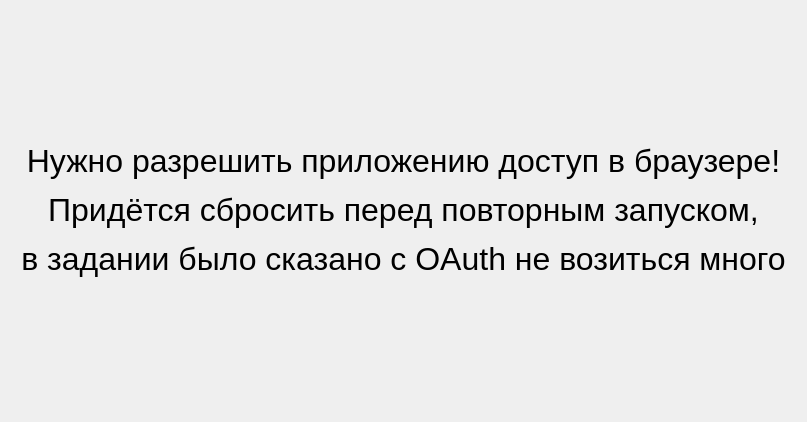
Old version of the form testwidget.ui in the repository MasterAler/gdrive_test.
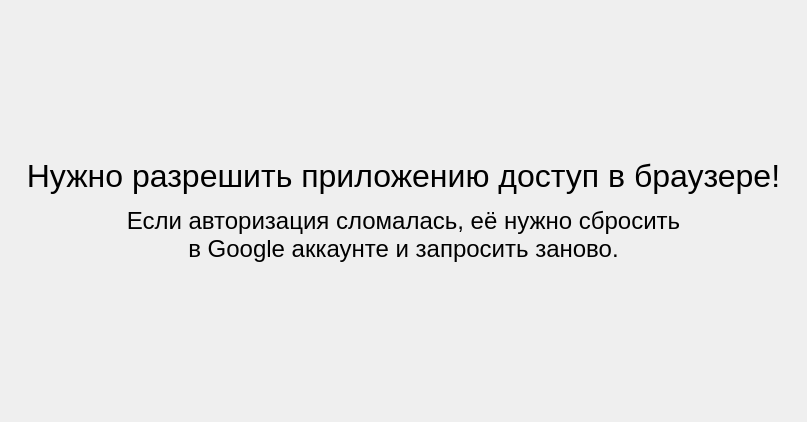
New version of the form. The open tabs and pages were chosen to show the change.

The edit to the form file:
```diff
--- a/testwidget.ui
+++ b/testwidget.ui
@@ -129,7 +129,7 @@
        <item>
         <widget class="QLabel" name="label_2">
          <property name="text">
-          <string>&lt;html&gt;&lt;head/&gt;&lt;body&gt;&lt;p align=&quot;center&quot;&gt;&lt;span style=&quot; font-size:24pt;&quot;&gt;Нужно разрешить приложению доступ в браузере!&lt;/span&gt;&lt;/p&gt;&lt;p align=&quot;center&quot;&gt;&lt;span style=&quot; font-size:24pt;&quot;&gt;Придётся сбросить перед повторным запуском,&lt;/span&gt;&lt;/p&gt;&lt;p align=&quot;center&quot;&gt;&lt;span style=&quot; font-size:24pt;&quot;&gt;в задании было сказано с OAuth не возиться много&lt;/span&gt;&lt;/p&gt;&lt;/body&gt;&lt;/html&gt;</string>
+          <string>&lt;html&gt;&lt;head/&gt;&lt;body&gt;&lt;p align=&quot;center&quot;&gt;&lt;span style=&quot; font-size:24pt;&quot;&gt;Нужно разрешить приложению доступ в браузере!&lt;/span&gt;&lt;/p&gt;&lt;p align=&quot;center&quot;&gt;&lt;span style=&quot; font-size:18pt;&quot;&gt;Если авторизация сломалась, её нужно сбросить&lt;br/&gt; в Google аккаунте и запросить заново.&lt;/span&gt;&lt;/p&gt;&lt;/body&gt;&lt;/html&gt;</string>
          </property>
         </widget>
        </item>
```
Left out of the diff: 2 changed lines with no effect on the pictures.
